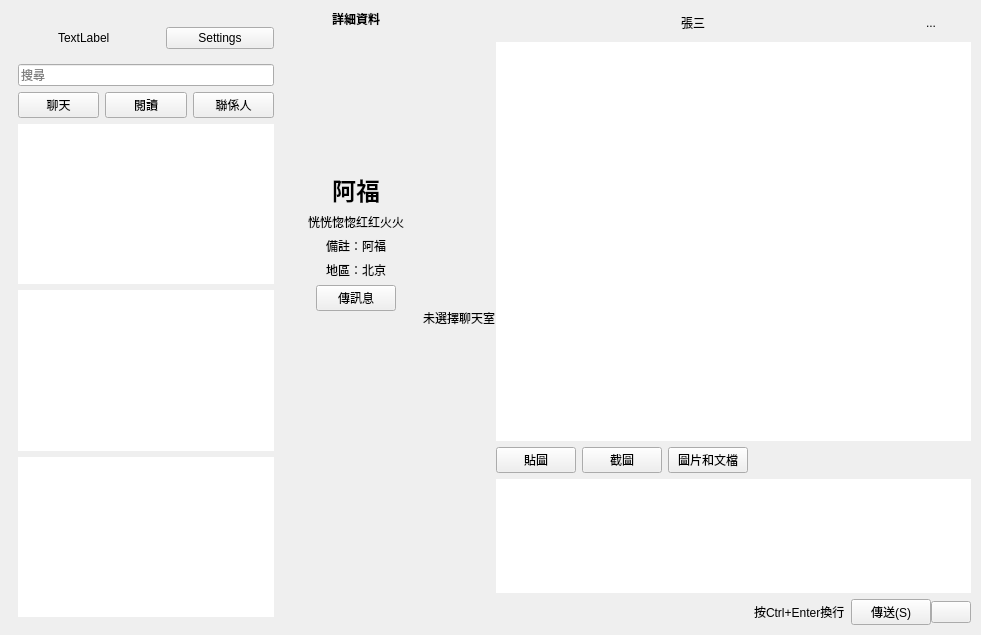
Above: resource/ui/wechat-0.5.ui from 0xzhaohx/webwechat before the change. Below: the same form after it.
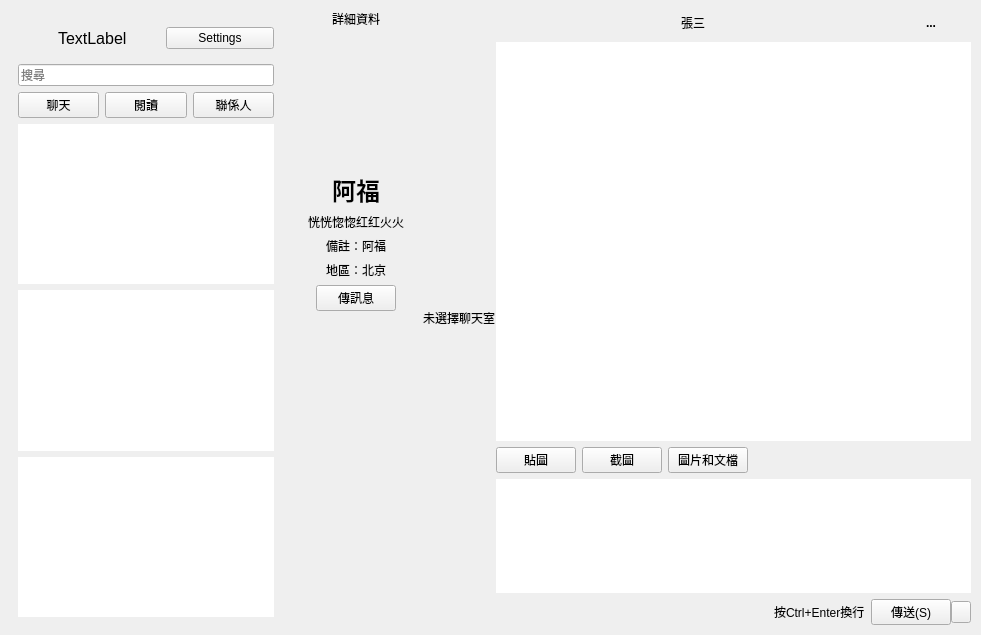
That is the form after the change.

```diff
--- a/resource/ui/wechat-0.5.ui
+++ b/resource/ui/wechat-0.5.ui
@@ -56,6 +56,11 @@
          </item>
          <item>
           <widget class="QLabel" name="userNameLabel">
+           <property name="font">
+            <font>
+             <pointsize>12</pointsize>
+            </font>
+           </property>
            <property name="text">
             <string>TextLabel</string>
            </property>
@@ -220,8 +225,8 @@
            <widget class="QLabel" name="detail_label">
             <property name="font">
              <font>
-              <weight>75</weight>
-              <bold>true</bold>
+              <weight>50</weight>
+              <bold>false</bold>
              </font>
             </property>
             <property name="text">
@@ -400,6 +405,13 @@
              </item>
              <item>
               <widget class="QPushButton" name="showMemberButton">
+               <property name="font">
+                <font>
+                 <pointsize>9</pointsize>
+                 <weight>75</weight>
+                 <bold>true</bold>
+                </font>
+               </property>
                <property name="focusPolicy">
                 <enum>Qt::NoFocus</enum>
                </property>
@@ -527,10 +539,13 @@
                </item>
                <item>
                 <widget class="QWidget" name="widget_2" native="true">
-                 <layout class="QHBoxLayout" name="horizontalLayout_3">
+                 <layout class="QHBoxLayout" name="horizontalLayout_3" stretch="0,0">
                   <property name="spacing">
                    <number>0</number>
                   </property>
+                  <property name="sizeConstraint">
+                   <enum>QLayout::SetDefaultConstraint</enum>
+                  </property>
                   <property name="margin">
                    <number>0</number>
                   </property>
@@ -543,6 +558,12 @@
                   </item>
                   <item>
                    <widget class="QPushButton" name="sendSetButton">
+                    <property name="maximumSize">
+                     <size>
+                      <width>20</width>
+                      <height>16777215</height>
+                     </size>
+                    </property>
                     <property name="text">
                      <string/>
                     </property>
```
